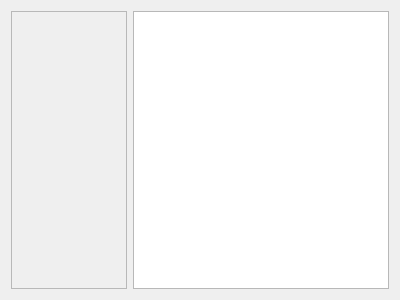
First picture: the form in ui/barsongarea.ui, repository BdxMimo/project-bar, before the edit.
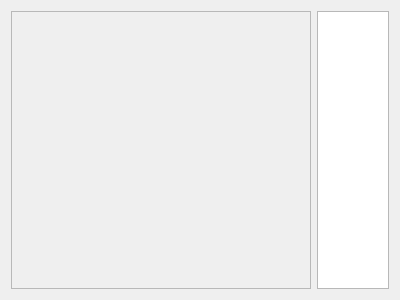
Second picture: the form after the edit. Custom widgets are drawn as their Qt base class.

```diff
--- a/ui/barsongarea.ui
+++ b/ui/barsongarea.ui
@@ -16,6 +16,12 @@
   <layout class="QHBoxLayout" name="horizontalLayout">
    <item>
     <widget class="QScrollArea" name="scrollArea">
+     <property name="minimumSize">
+      <size>
+       <width>300</width>
+       <height>0</height>
+      </size>
+     </property>
      <property name="widgetResizable">
       <bool>true</bool>
      </property>
@@ -24,7 +30,7 @@
        <rect>
         <x>0</x>
         <y>0</y>
-        <width>108</width>
+        <width>298</width>
         <height>274</height>
        </rect>
       </property>
```
